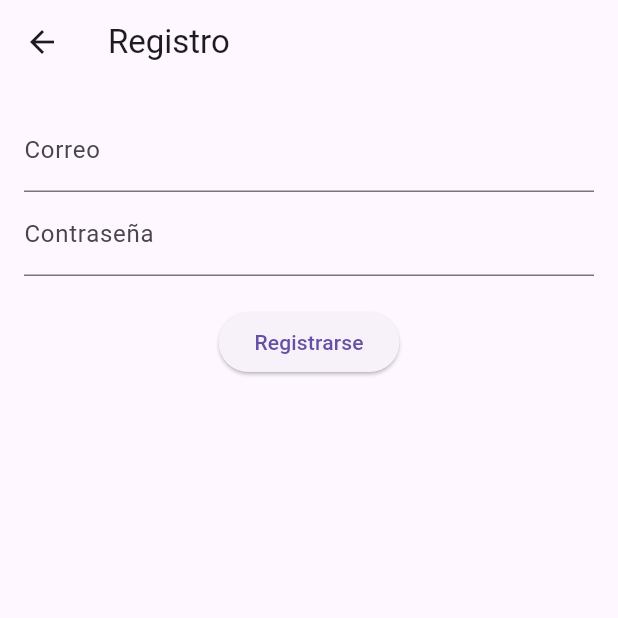
After one commit to Anthony-Almeida/Eva2MovIII, a Flutter app: the screen it shows after launch, after a tap on "Registro", on a phone screen of 412 x 824 dp, the top half of it. The commit adds this screen. Run offline on Flutter 3.47's test engine with Material 3 defaults, Android fonts, the phone set to English and light mode, and no system bars; our stand-ins replace firebase_auth, firebase_core; accounts and stored records are empty; network calls fail.

Commit message:
segundo commit

```diff
--- a/lib/main.dart
+++ b/lib/main.dart
@@ -1,3 +1,4 @@
+import 'package:banco_app/screens/welcome.dart';
 import 'package:flutter/material.dart';
 import 'package:firebase_core/firebase_core.dart';
 import 'firebase_options.dart';
@@ -14,7 +15,9 @@ class MainApp extends StatelessWidget {
   @override
   Widget build(BuildContext context) {
     return const MaterialApp(
-      home: Scaffold(body: Center(child: Text('Hello World!'))),
+      title: "APP Bancaria",
+      home: const WelcomeScreen(),
+      debugShowCheckedModeBanner: false,
     );
   }
 }
--- /dev/null
+++ b/lib/screens/register.dart
@@ -0,0 +1,44 @@
+import 'package:flutter/material.dart';
+import 'package:firebase_auth/firebase_auth.dart';
+
+class RegisterScreen extends StatefulWidget {
+  const RegisterScreen({super.key});
+
+  @override
+  State<RegisterScreen> createState() => _RegisterScreenState();
+}
+
+class _RegisterScreenState extends State<RegisterScreen> {
+  final _emailController = TextEditingController();
+  final _passController = TextEditingController();
+
+  void _register() async {
+    try {
+      await FirebaseAuth.instance.createUserWithEmailAndPassword(
+        email: _emailController.text,
+        password: _passController.text,
+      );
+      Navigator.pop(context);
+    } catch (e) {
+      showDialog(context: context, builder: (_) => AlertDialog(content: Text("Error: $e")));
+    }
+  }
+
+  @override
+  Widget build(BuildContext context) {
+    return Scaffold(
+      appBar: AppBar(title: const Text("Registro")),
+      body: Padding(
+        padding: const EdgeInsets.all(16),
+        child: Column(
+          children: [
+            TextField(controller: _emailController, decoration: const InputDecoration(labelText: 'Correo')),
+            TextField(controller: _passController, obscureText: true, decoration: const InputDecoration(labelText: 'Contraseña')),
+            const SizedBox(height: 20),
+            ElevatedButton(onPressed: _register, child: const Text("Registrarse"))
+          ],
+        ),
+      ),
+    );
+  }
+}
--- /dev/null
+++ b/lib/screens/welcome.dart
@@ -0,0 +1,32 @@
+import 'package:banco_app/screens/login.dart';
+import 'package:banco_app/screens/register.dart';
+import 'package:flutter/material.dart';
+
+
+class WelcomeScreen extends StatelessWidget {
+  const WelcomeScreen({super.key});
+
+  @override
+  Widget build(BuildContext context) {
+    return Scaffold(
+      appBar: AppBar(title: const Text("Bienvenido")),
+      body: Center(
+        child: Column(
+          mainAxisAlignment: MainAxisAlignment.center,
+          children: [
+            const Text("Desarrollador: Tu Nombre\nGitHub: @TuUsuarioGitHub"),
+            const SizedBox(height: 20),
+            ElevatedButton(
+              onPressed: () => Navigator.push(context, MaterialPageRoute(builder: (_) => const LoginScreen())),
+              child: const Text("Login"),
+            ),
+            ElevatedButton(
+              onPressed: () => Navigator.push(context, MaterialPageRoute(builder: (_) => const RegisterScreen())),
+              child: const Text("Registro"),
+            ),
+          ],
+        ),
+      ),
+    );
+  }
+}
--- a/pubspec.yaml
+++ b/pubspec.yaml
@@ -11,6 +11,8 @@ dependencies:
     sdk: flutter
   firebase_core: ^3.14.0
   firebase_database: ^11.3.7
+  http: ^1.4.0
+  firebase_auth: ^5.6.0
 
 dev_dependencies:
   flutter_test:
```
Also changed, not shown: lib/screens/WelcomeScreen.dart (deleted, +0 -34 lines), lib/screens/deposit.dart (added, +53 -0 lines), lib/screens/home.dart (added, +33 -0 lines), lib/screens/login.dart (added, +45 -0 lines), lib/screens/transfer.dart (added, +37 -0 lines), pubspec.lock, 3 other files.
